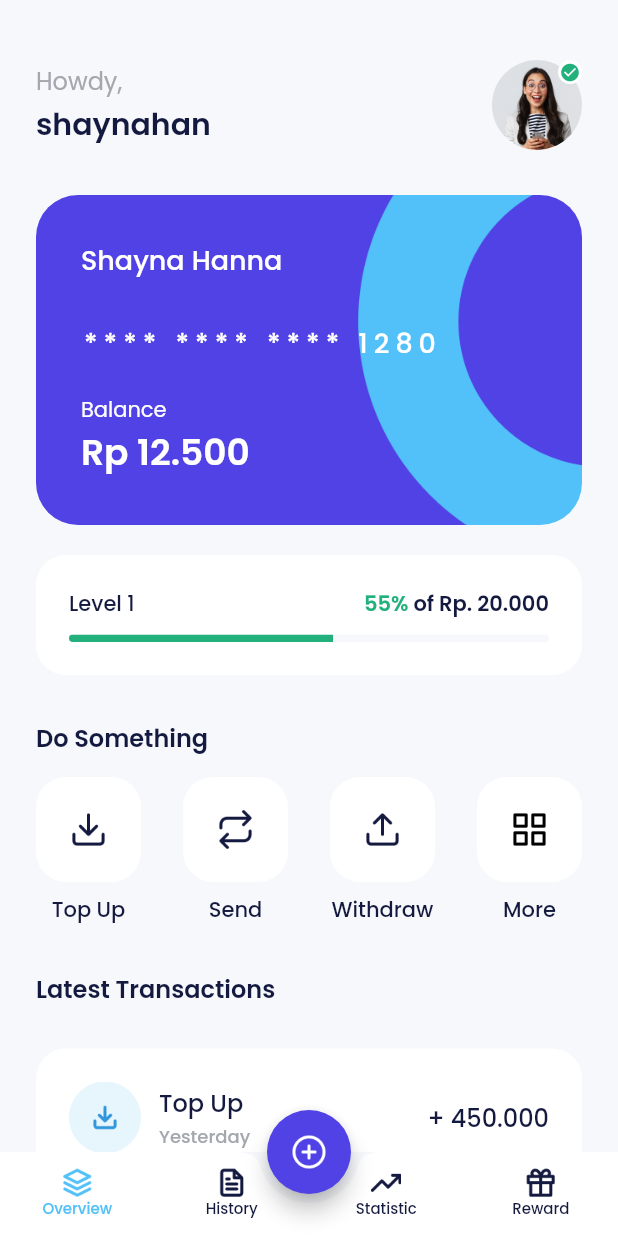
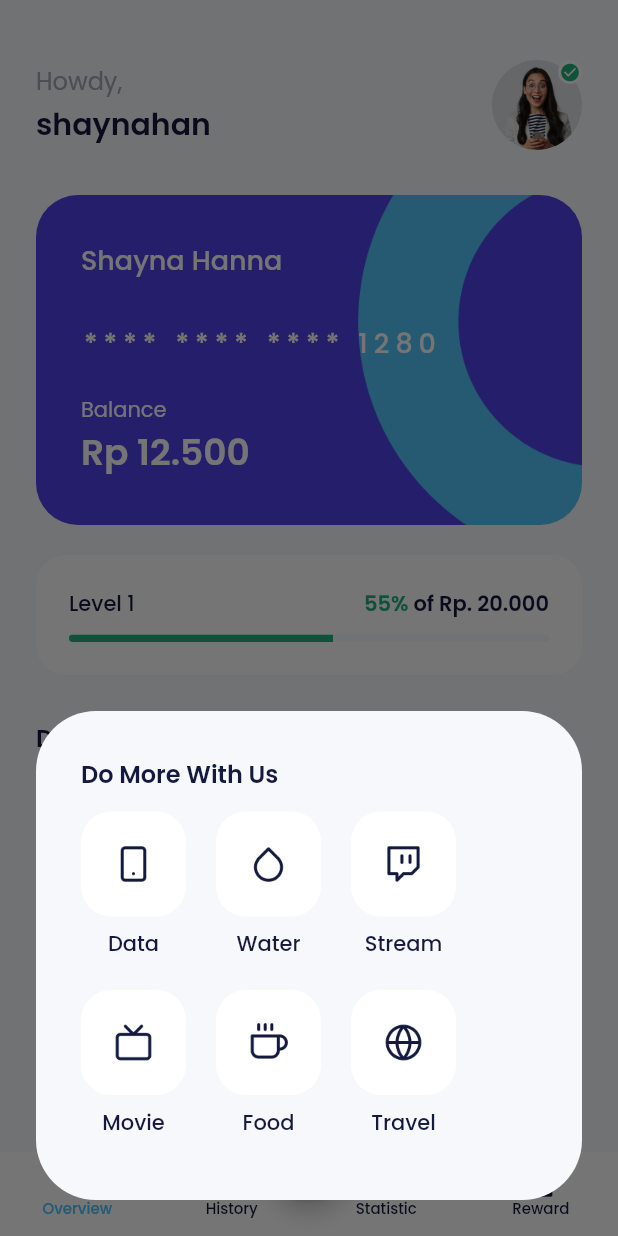
Before and after one commit to rizalfadiaalfikri/bank-sha, a Flutter app: the HomePage screen opened by its route, after a tap on "More", on a phone screen of 412 x 824 dp. Run offline on Flutter 3.47's test engine with Material 2 defaults, Android fonts, the phone set to English and light mode, and no system bars; our stand-ins replace carousel_slider, google_fonts.

Commit message:
slicing paket data page

```diff
--- a/lib/main.dart
+++ b/lib/main.dart
@@ -1,4 +1,7 @@
 import 'package:bank_sha/shared/theme.dart';
+import 'package:bank_sha/ui/pages/data_package_page.dart';
+import 'package:bank_sha/ui/pages/data_provider_page.dart';
+import 'package:bank_sha/ui/pages/data_success_page.dart';
 import 'package:bank_sha/ui/pages/home_page.dart';
 import 'package:bank_sha/ui/pages/onboarding_page.dart';
 import 'package:bank_sha/ui/pages/pin_page.dart';
@@ -64,6 +67,9 @@ class MyApp extends StatelessWidget {
         '/transfer': (context) => TransferPage(),
         '/transfer-amount': (context) => TransferAmountPage(),
         '/transfer-success': (context) => TransferSuccessPage(),
+        '/data-provider': (context) => DataProviderPage(),
+        '/data-package': (context) => DataPackagePage(),
+        '/data-success': (context) => DataSuccessPage(),
       },
     );
   }
--- a/lib/ui/pages/home_page.dart
+++ b/lib/ui/pages/home_page.dart
@@ -316,7 +316,12 @@ class HomePage extends StatelessWidget {
               HomeServiceItem(
                 iconUrl: "assets/ic_more.png",
                 title: "More",
-                onTap: () {},
+                onTap: () {
+                  showDialog(
+                    context: context,
+                    builder: (context) => MoreDialog(),
+                  );
+                },
               ),
             ],
           )
@@ -480,3 +485,79 @@ class HomePage extends StatelessWidget {
     );
   }
 }
+
+class MoreDialog extends StatelessWidget {
+  const MoreDialog({super.key});
+
+  @override
+  Widget build(BuildContext context) {
+    return AlertDialog(
+      backgroundColor: Colors.transparent,
+      elevation: 0,
+      insetPadding: EdgeInsets.zero,
+      alignment: Alignment.bottomCenter,
+      content: Container(
+        padding: const EdgeInsets.all(30),
+        width: MediaQuery.of(context).size.width,
+        decoration: BoxDecoration(
+          borderRadius: BorderRadius.circular(40),
+          color: lightBackgroundColor,
+        ),
+        height: 326,
+        child: Column(
+          crossAxisAlignment: CrossAxisAlignment.start,
+          children: [
+            Text(
+              'Do More With Us',
+              style: blackTextStyle.copyWith(
+                fontSize: 16,
+                fontWeight: semiBold,
+              ),
+            ),
+            SizedBox(
+              height: 13,
+            ),
+            Wrap(
+              spacing: 20,
+              runSpacing: 20,
+              children: [
+                HomeServiceItem(
+                  iconUrl: "assets/ic_product_data.png",
+                  title: "Data",
+                  onTap: () {
+                    Navigator.pushNamed(context, '/data-provider');
+                  },
+                ),
+                HomeServiceItem(
+                  iconUrl: "assets/ic_product_water.png",
+                  title: "Water",
+                  onTap: () {},
+                ),
+                HomeServiceItem(
+                  iconUrl: "assets/ic_product_stream.png",
+                  title: "Stream",
+                  onTap: () {},
+                ),
+                HomeServiceItem(
+                  iconUrl: "assets/ic_product_movie.png",
+                  title: "Movie",
+                  onTap: () {},
+                ),
+                HomeServiceItem(
+                  iconUrl: "assets/ic_product_food.png",
+                  title: "Food",
+                  onTap: () {},
+                ),
+                HomeServiceItem(
+                  iconUrl: "assets/ic_product_travel.png",
+                  title: "Travel",
+                  onTap: () {},
+                ),
+              ],
+            )
+          ],
+        ),
+      ),
+    );
+  }
+}
```
Also changed, not shown: lib/ui/pages/data_package_page.dart (added, +91 -0 lines), lib/ui/pages/data_provider_page.dart (added, +106 -0 lines), lib/ui/pages/data_success_page.dart (added, +47 -0 lines), lib/ui/widgets/data_provider_item.dart (added, +62 -0 lines), lib/ui/widgets/package_item.dart (added, +52 -0 lines).
